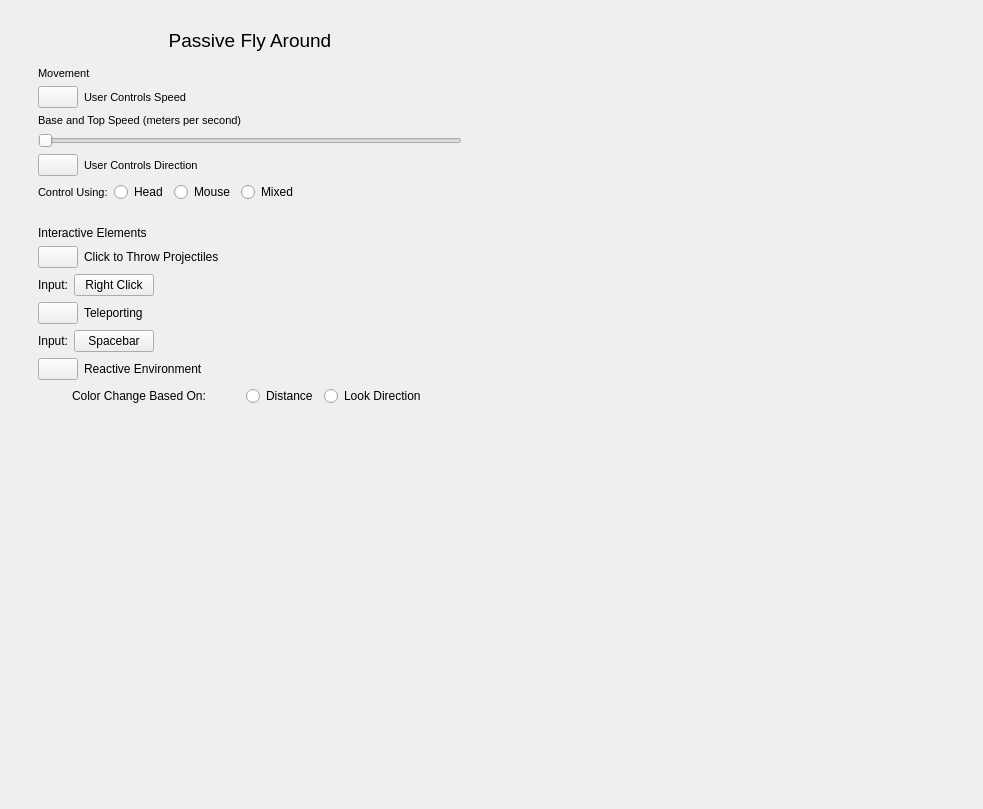
Before: the Qt Designer form task_passiveflyaround.ui in Painless-VR-Capstone/Qt-ClientApp, drawn with Qt 5.
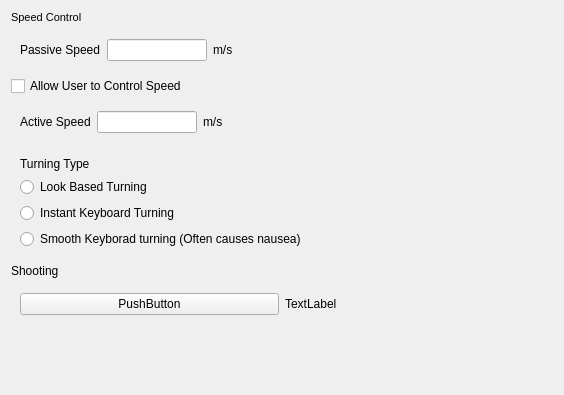
After: the same form once the commit is applied.

What changed in the file:
```diff
--- a/task_passiveflyaround.ui
+++ b/task_passiveflyaround.ui
@@ -6,8 +6,8 @@
    <rect>
     <x>0</x>
     <y>0</y>
-    <width>983</width>
-    <height>809</height>
+    <width>564</width>
+    <height>395</height>
    </rect>
   </property>
   <property name="sizePolicy">
@@ -23,505 +23,190 @@
    <item row="1" column="0">
     <widget class="QWidget" name="widget" native="true">
      <property name="sizePolicy">
-      <sizepolicy hsizetype="Preferred" vsizetype="Preferred">
-       <horstretch>1</horstretch>
+      <sizepolicy hsizetype="Preferred" vsizetype="Fixed">
+       <horstretch>0</horstretch>
        <verstretch>0</verstretch>
       </sizepolicy>
      </property>
      <layout class="QGridLayout" name="gridLayout_2">
       <item row="0" column="0">
-       <widget class="QWidget" name="optionsBox" native="true">
-        <layout class="QGridLayout" name="gridLayout_3">
-         <item row="2" column="0">
-          <widget class="QWidget" name="elementsBox" native="true">
-           <property name="sizePolicy">
-            <sizepolicy hsizetype="Preferred" vsizetype="Preferred">
-             <horstretch>0</horstretch>
-             <verstretch>0</verstretch>
-            </sizepolicy>
-           </property>
-           <layout class="QGridLayout" name="gridLayout_5">
-            <item row="4" column="0">
-             <layout class="QHBoxLayout" name="horizontalLayout_7">
-              <item>
-               <widget class="QLabel" name="label_12">
-                <property name="text">
-                 <string>Input:</string>
-                </property>
-               </widget>
-              </item>
-              <item>
-               <widget class="QPushButton" name="pushButton_13">
-                <property name="text">
-                 <string>Spacebar</string>
-                </property>
-               </widget>
-              </item>
-              <item>
-               <spacer name="horizontalSpacer_7">
-                <property name="orientation">
-                 <enum>Qt::Horizontal</enum>
-                </property>
-                <property name="sizeHint" stdset="0">
-                 <size>
-                  <width>40</width>
-                  <height>20</height>
-                 </size>
-                </property>
-               </spacer>
-              </item>
-             </layout>
-            </item>
-            <item row="0" column="0">
-             <widget class="QLabel" name="label_8">
-              <property name="text">
-               <string>Interactive Elements</string>
-              </property>
-             </widget>
-            </item>
-            <item row="5" column="0">
-             <layout class="QHBoxLayout" name="horizontalLayout_8">
-              <item>
-               <widget class="QPushButton" name="switchReactiveEnvironment">
-                <property name="text">
-                 <string/>
-                </property>
-                <property name="checkable">
-                 <bool>true</bool>
-                </property>
-               </widget>
-              </item>
-              <item>
-               <widget class="QLabel" name="label_13">
-                <property name="text">
-                 <string>Reactive Environment</string>
-                </property>
-               </widget>
-              </item>
-              <item>
-               <spacer name="horizontalSpacer_8">
-                <property name="orientation">
-                 <enum>Qt::Horizontal</enum>
-                </property>
-                <property name="sizeHint" stdset="0">
-                 <size>
-                  <width>40</width>
-                  <height>20</height>
-                 </size>
-                </property>
-               </spacer>
-              </item>
-             </layout>
-            </item>
-            <item row="2" column="0">
-             <layout class="QHBoxLayout" name="horizontalLayout_5">
-              <item>
-               <widget class="QLabel" name="label_10">
-                <property name="sizePolicy">
-                 <sizepolicy hsizetype="Preferred" vsizetype="Preferred">
-                  <horstretch>0</horstretch>
-                  <verstretch>0</verstretch>
-                 </sizepolicy>
-                </property>
-                <property name="text">
-                 <string>Input:</string>
-                </property>
-               </widget>
-              </item>
-              <item>
-               <widget class="QPushButton" name="pushButton_10">
-                <property name="sizePolicy">
-                 <sizepolicy hsizetype="Preferred" vsizetype="Fixed">
-                  <horstretch>0</horstretch>
-                  <verstretch>0</verstretch>
-                 </sizepolicy>
-                </property>
-                <property name="text">
-                 <string>Right Click</string>
-                </property>
-               </widget>
-              </item>
-              <item>
-               <spacer name="horizontalSpacer">
-                <property name="orientation">
-                 <enum>Qt::Horizontal</enum>
-                </property>
-                <property name="sizeHint" stdset="0">
-                 <size>
-                  <width>40</width>
-                  <height>20</height>
-                 </size>
-                </property>
-               </spacer>
-              </item>
-             </layout>
-            </item>
-            <item row="1" column="0">
-             <layout class="QHBoxLayout" name="horizontalLayout_4">
-              <item>
-               <widget class="QPushButton" name="switchThrowProjectiles">
-                <property name="text">
-                 <string/>
-                </property>
-                <property name="checkable">
-                 <bool>true</bool>
-                </property>
-               </widget>
-              </item>
-              <item>
-               <widget class="QLabel" name="label_9">
-                <property name="text">
-                 <string>Click to Throw Projectiles</string>
-                </property>
-               </widget>
-              </item>
-              <item>
-               <spacer name="horizontalSpacer_5">
-                <property name="orientation">
-                 <enum>Qt::Horizontal</enum>
-                </property>
-                <property name="sizeHint" stdset="0">
-                 <size>
-                  <width>40</width>
-                  <height>20</height>
-                 </size>
-                </property>
-               </spacer>
-              </item>
-             </layout>
-            </item>
-            <item row="3" column="0">
-             <layout class="QHBoxLayout" name="horizontalLayout_6">
-              <item>
-               <widget class="QPushButton" name="switchTeleporting">
-                <property name="text">
-                 <string/>
-                </property>
-                <property name="checkable">
-                 <bool>true</bool>
-                </property>
-               </widget>
-              </item>
-              <item>
-               <widget class="QLabel" name="label_11">
-                <property name="text">
-                 <string>Teleporting</string>
-                </property>
-               </widget>
-              </item>
-              <item>
-               <spacer name="horizontalSpacer_6">
-                <property name="orientation">
-                 <enum>Qt::Horizontal</enum>
-                </property>
-                <property name="sizeHint" stdset="0">
-                 <size>
-                  <width>40</width>
-                  <height>20</height>
-                 </size>
-                </property>
-               </spacer>
-              </item>
-             </layout>
-            </item>
-            <item row="6" column="0">
-             <layout class="QHBoxLayout" name="horizontalLayout_9">
-              <item>
-               <widget class="QLabel" name="label_14">
-                <property name="sizePolicy">
-                 <sizepolicy hsizetype="Fixed" vsizetype="Preferred">
-                  <horstretch>0</horstretch>
-                  <verstretch>0</verstretch>
-                 </sizepolicy>
-                </property>
-                <property name="text">
-                 <string>Color Change Based On:</string>
-                </property>
-               </widget>
-              </item>
-              <item>
-               <layout class="QHBoxLayout" name="horizontalLayout_10">
-                <item>
-                 <widget class="QRadioButton" name="radioButton_4">
-                  <property name="sizePolicy">
-                   <sizepolicy hsizetype="Fixed" vsizetype="Fixed">
-                    <horstretch>0</horstretch>
-                    <verstretch>0</verstretch>
-                   </sizepolicy>
-                  </property>
-                  <property name="text">
-                   <string>Distance</string>
-                  </property>
-                 </widget>
-                </item>
-                <item>
-                 <widget class="QRadioButton" name="radioButton_5">
-                  <property name="sizePolicy">
-                   <sizepolicy hsizetype="Fixed" vsizetype="Fixed">
-                    <horstretch>0</horstretch>
-                    <verstretch>0</verstretch>
-                   </sizepolicy>
-                  </property>
-                  <property name="text">
-                   <string>Look Direction</string>
-                  </property>
-                 </widget>
-                </item>
-               </layout>
-              </item>
-             </layout>
-            </item>
-           </layout>
-          </widget>
-         </item>
-         <item row="0" column="0">
-          <widget class="QLabel" name="label_2">
-           <property name="sizePolicy">
-            <sizepolicy hsizetype="Preferred" vsizetype="Preferred">
-             <horstretch>0</horstretch>
-             <verstretch>0</verstretch>
-            </sizepolicy>
-           </property>
-           <property name="font">
-            <font>
-             <pointsize>14</pointsize>
-            </font>
-           </property>
-           <property name="layoutDirection">
-            <enum>Qt::LeftToRight</enum>
-           </property>
-           <property name="text">
-            <string>Passive Fly Around</string>
-           </property>
-           <property name="alignment">
-            <set>Qt::AlignCenter</set>
-           </property>
-          </widget>
-         </item>
-         <item row="1" column="0">
-          <widget class="QWidget" name="movementBox" native="true">
-           <property name="sizePolicy">
-            <sizepolicy hsizetype="Preferred" vsizetype="Preferred">
-             <horstretch>0</horstretch>
-             <verstretch>0</verstretch>
-            </sizepolicy>
-           </property>
-           <layout class="QGridLayout" name="gridLayout_4">
-            <item row="2" column="0">
-             <widget class="QLabel" name="label_4">
-              <property name="sizePolicy">
-               <sizepolicy hsizetype="Preferred" vsizetype="Minimum">
-                <horstretch>0</horstretch>
-                <verstretch>0</verstretch>
-               </sizepolicy>
-              </property>
-              <property name="font">
-               <font>
-                <pointsize>8</pointsize>
-               </font>
-              </property>
-              <property name="text">
-               <string>Base and Top Speed (meters per second)</string>
-              </property>
-             </widget>
-            </item>
-            <item row="0" column="0">
-             <widget class="QLabel" name="label_3">
-              <property name="sizePolicy">
-               <sizepolicy hsizetype="Preferred" vsizetype="Minimum">
-                <horstretch>0</horstretch>
-                <verstretch>0</verstretch>
-               </sizepolicy>
-              </property>
-              <property name="font">
-               <font>
-                <pointsize>8</pointsize>
-               </font>
-              </property>
-              <property name="text">
-               <string>Movement</string>
-              </property>
-             </widget>
-            </item>
-            <item row="6" column="0">
-             <layout class="QHBoxLayout" name="horizontalLayout_3">
-              <item>
-               <widget class="QLabel" name="label_7">
-                <property name="font">
-                 <font>
-                  <pointsize>8</pointsize>
-                 </font>
-                </property>
-                <property name="text">
-                 <string>Control Using:</string>
-                </property>
-               </widget>
-              </item>
-              <item>
-               <widget class="QRadioButton" name="radioButton_3">
-                <property name="text">
-                 <string>Head</string>
-                </property>
-               </widget>
-              </item>
-              <item>
-               <widget class="QRadioButton" name="radioButton_2">
-                <property name="text">
-                 <string>Mouse</string>
-                </property>
-               </widget>
-              </item>
-              <item>
-               <widget class="QRadioButton" name="radioButton">
-                <property name="text">
-                 <string>Mixed</string>
-                </property>
-               </widget>
-              </item>
-              <item>
-               <spacer name="horizontalSpacer_4">
-                <property name="orientation">
-                 <enum>Qt::Horizontal</enum>
-                </property>
-                <property name="sizeHint" stdset="0">
-                 <size>
-                  <width>40</width>
-                  <height>20</height>
-                 </size>
-                </property>
-               </spacer>
-              </item>
-             </layout>
-            </item>
-            <item row="5" column="0">
-             <layout class="QHBoxLayout" name="horizontalLayout_2">
-              <item>
-               <widget class="QPushButton" name="switchDirection">
-                <property name="sizePolicy">
-                 <sizepolicy hsizetype="Preferred" vsizetype="Fixed">
-                  <horstretch>0</horstretch>
-                  <verstretch>0</verstretch>
-                 </sizepolicy>
-                </property>
-                <property name="text">
-                 <string/>
-                </property>
-                <property name="checkable">
-                 <bool>true</bool>
-                </property>
-               </widget>
-              </item>
-              <item>
-               <widget class="QLabel" name="label_6">
-                <property name="font">
-                 <font>
-                  <pointsize>8</pointsize>
-                 </font>
-                </property>
-                <property name="text">
-                 <string>User Controls Direction</string>
-                </property>
-               </widget>
-              </item>
-              <item>
-               <spacer name="horizontalSpacer_3">
-                <property name="orientation">
-                 <enum>Qt::Horizontal</enum>
-                </property>
-                <property name="sizeHint" stdset="0">
-                 <size>
-                  <width>40</width>
-                  <height>20</height>
-                 </size>
-                </property>
-               </spacer>
-              </item>
-             </layout>
-            </item>
-            <item row="1" column="0">
-             <layout class="QHBoxLayout" name="horizontalLayout">
-              <property name="sizeConstraint">
-               <enum>QLayout::SetDefaultConstraint</enum>
-              </property>
-              <item>
-               <widget class="QPushButton" name="switchSpeed">
-                <property name="sizePolicy">
-                 <sizepolicy hsizetype="Preferred" vsizetype="Fixed">
-                  <horstretch>0</horstretch>
-                  <verstretch>0</verstretch>
-                 </sizepolicy>
-                </property>
-                <property name="text">
-                 <string/>
-                </property>
-                <property name="checkable">
-                 <bool>true</bool>
-                </property>
-               </widget>
-              </item>
-              <item>
-               <widget class="QLabel" name="label_5">
-                <property name="sizePolicy">
-                 <sizepolicy hsizetype="Preferred" vsizetype="Preferred">
-                  <horstretch>0</horstretch>
-                  <verstretch>0</verstretch>
-                 </sizepolicy>
-                </property>
-                <property name="font">
-                 <font>
-                  <pointsize>8</pointsize>
-                 </font>
-                </property>
-                <property name="text">
-                 <string>User Controls Speed</string>
-                </property>
-               </widget>
-              </item>
-              <item>
-               <spacer name="horizontalSpacer_2">
-                <property name="orientation">
-                 <enum>Qt::Horizontal</enum>
-                </property>
-                <property name="sizeHint" stdset="0">
-                 <size>
-                  <width>40</width>
-                  <height>20</height>
-                 </size>
-                </property>
-               </spacer>
-              </item>
-             </layout>
-            </item>
-            <item row="4" column="0">
-             <widget class="QSlider" name="horizontalSlider">
-              <property name="orientation">
-               <enum>Qt::Horizontal</enum>
-              </property>
-              <property name="tickPosition">
-               <enum>QSlider::NoTicks</enum>
-              </property>
-             </widget>
-            </item>
-           </layout>
-          </widget>
-         </item>
-        </layout>
+       <widget class="QLabel" name="label">
+        <property name="sizePolicy">
+         <sizepolicy hsizetype="Fixed" vsizetype="Preferred">
+          <horstretch>0</horstretch>
+          <verstretch>0</verstretch>
+         </sizepolicy>
+        </property>
+        <property name="text">
+         <string>Passive Speed</string>
+        </property>
        </widget>
       </item>
-      <item row="1" column="0">
-       <widget class="QWidget" name="widget_3" native="true"/>
+      <item row="0" column="1">
+       <widget class="QLineEdit" name="passiveSpeedLineEdit">
+        <property name="maximumSize">
+         <size>
+          <width>100</width>
+          <height>16777215</height>
+         </size>
+        </property>
+       </widget>
+      </item>
+      <item row="0" column="2">
+       <widget class="QLabel" name="label_2">
+        <property name="text">
+         <string>m/s</string>
+        </property>
+       </widget>
       </item>
      </layout>
     </widget>
    </item>
-   <item row="1" column="1">
+   <item row="6" column="0">
     <widget class="QWidget" name="widget_2" native="true">
      <property name="sizePolicy">
-      <sizepolicy hsizetype="Preferred" vsizetype="Preferred">
-       <horstretch>1</horstretch>
+      <sizepolicy hsizetype="Preferred" vsizetype="Fixed">
+       <horstretch>0</horstretch>
        <verstretch>0</verstretch>
       </sizepolicy>
      </property>
+     <layout class="QGridLayout" name="gridLayout_3">
+      <item row="3" column="0">
+       <widget class="QRadioButton" name="smoothKeyboardRadioButton">
+        <property name="text">
+         <string>Smooth Keyborad turning (Often causes nausea)</string>
+        </property>
+       </widget>
+      </item>
+      <item row="1" column="0">
+       <widget class="QRadioButton" name="lookBasedRadioTurning">
+        <property name="text">
+         <string>Look Based Turning</string>
+        </property>
+       </widget>
+      </item>
+      <item row="0" column="0">
+       <widget class="QLabel" name="label_4">
+        <property name="sizePolicy">
+         <sizepolicy hsizetype="Preferred" vsizetype="Fixed">
+          <horstretch>0</horstretch>
+          <verstretch>0</verstretch>
+         </sizepolicy>
+        </property>
+        <property name="text">
+         <string>Turning Type</string>
+        </property>
+       </widget>
+      </item>
+      <item row="2" column="0">
+       <widget class="QRadioButton" name="instantKeyboardRadioButton">
+        <property name="text">
+         <string>Instant Keyboard Turning</string>
+        </property>
+       </widget>
+      </item>
+     </layout>
+    </widget>
+   </item>
+   <item row="7" column="0">
+    <widget class="QLabel" name="label_5">
+     <property name="text">
+      <string>Shooting</string>
+     </property>
+    </widget>
+   </item>
+   <item row="0" column="0">
+    <widget class="QLabel" name="label_3">
+     <property name="sizePolicy">
+      <sizepolicy hsizetype="Preferred" vsizetype="Fixed">
+       <horstretch>0</horstretch>
+       <verstretch>0</verstretch>
+      </sizepolicy>
+     </property>
+     <property name="font">
+      <font>
+       <pointsize>8</pointsize>
+      </font>
+     </property>
+     <property name="text">
+      <string>Speed Control</string>
+     </property>
+    </widget>
+   </item>
+   <item row="13" column="0">
+    <spacer name="verticalSpacer">
+     <property name="orientation">
+      <enum>Qt::Vertical</enum>
+     </property>
+     <property name="sizeHint" stdset="0">
+      <size>
+       <width>20</width>
+       <height>40</height>
+      </size>
+     </property>
+    </spacer>
+   </item>
+   <item row="4" column="0">
+    <widget class="QCheckBox" name="userControlSpeedCheckBox">
+     <property name="text">
+      <string>Allow User to Control Speed</string>
+     </property>
+    </widget>
+   </item>
+   <item row="5" column="0">
+    <widget class="QWidget" name="widget_3" native="true">
+     <layout class="QGridLayout" name="gridLayout_4">
+      <item row="0" column="1">
+       <widget class="QLineEdit" name="activeSpeedLineEdit">
+        <property name="maximumSize">
+         <size>
+          <width>100</width>
+          <height>16777215</height>
+         </size>
+        </property>
+       </widget>
+      </item>
+      <item row="0" column="0">
+       <widget class="QLabel" name="label_6">
+        <property name="sizePolicy">
+         <sizepolicy hsizetype="Fixed" vsizetype="Preferred">
+          <horstretch>0</horstretch>
+          <verstretch>0</verstretch>
+         </sizepolicy>
+        </property>
+        <property name="text">
+         <string>Active Speed</string>
+        </property>
+       </widget>
+      </item>
+      <item row="0" column="2">
+       <widget class="QLabel" name="label_7">
+        <property name="text">
+         <string>m/s</string>
+        </property>
+       </widget>
+      </item>
+     </layout>
+    </widget>
+   </item>
+   <item row="8" column="0">
+    <widget class="QWidget" name="widget_4" native="true">
+     <layout class="QGridLayout" name="gridLayout_5">
+      <item row="0" column="1">
+       <widget class="QLabel" name="label_8">
+        <property name="text">
+         <string>TextLabel</string>
+        </property>
+       </widget>
+      </item>
+      <item row="0" column="0">
+       <widget class="QPushButton" name="pushButton">
+        <property name="text">
+         <string>PushButton</string>
+        </property>
+       </widget>
+      </item>
+     </layout>
     </widget>
    </item>
   </layout>
```
